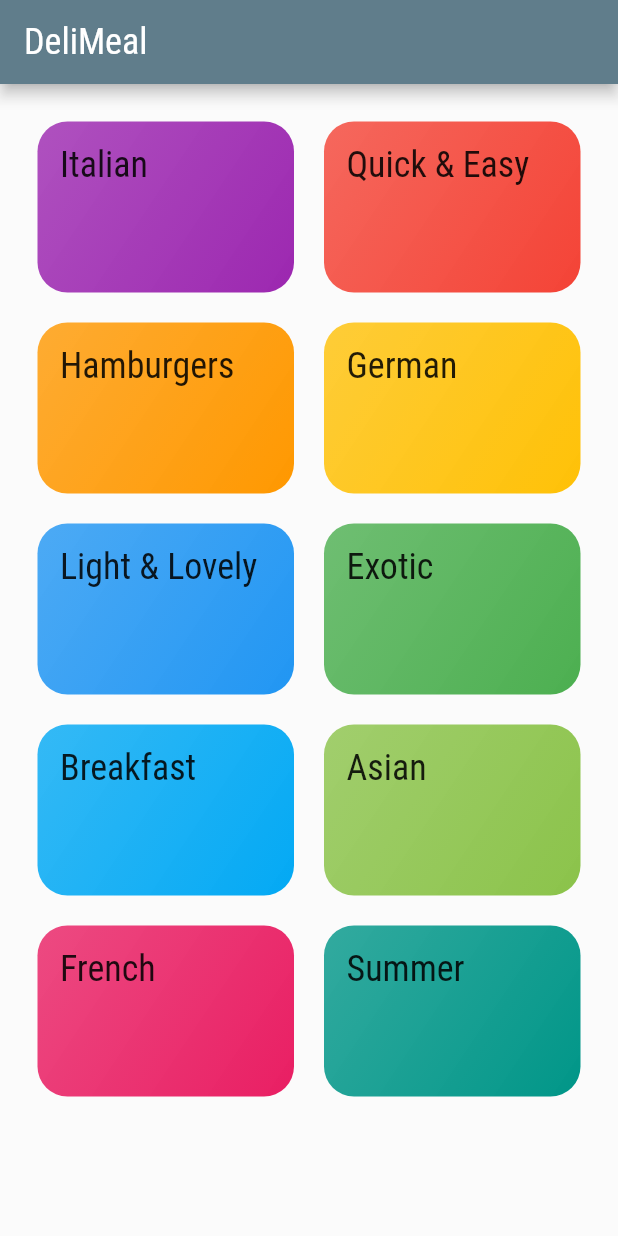
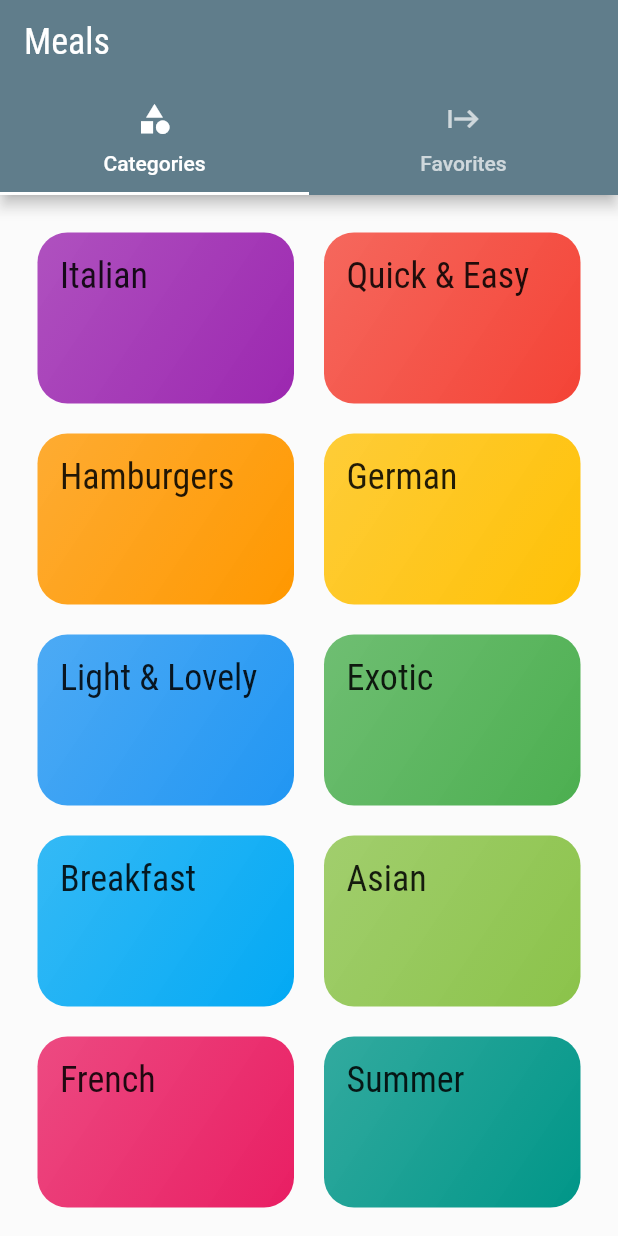
Before and after one commit to ghanayemomar/meals_app, a Flutter app: the screen it shows after launch, on a phone screen of 412 x 824 dp. Run offline on Flutter 3.47's test engine with Material 2 defaults, Android fonts, the phone set to English and light mode, and no system bars; Roboto replaces fonts that are missing (Releway).

Commit message:
174. Adding a TabBar to the Appbar

```diff
--- a/lib/main.dart
+++ b/lib/main.dart
@@ -1,7 +1,8 @@
 import 'package:flutter/material.dart';
 import './screens/meal_detail_screen.dart';
 import 'screens/category_meals_screen.dart';
-import './widgets/categories_screen.dart';
+import 'screens/categories_screen.dart';
+import './screens/tabs_screen.dart';
 
 void main() => runApp(MyApp());
 
@@ -30,7 +31,7 @@ class MyApp extends StatelessWidget {
       // home: CategoriesScreen(),
       initialRoute: '/', //defualt is '/'
       routes: {
-        '/': (ctx) => CategoriesScreen(),
+        '/': (ctx) => TabsScreen(),
         CategoryMealsScreen.routeName: (ctx) => CategoryMealsScreen(),
         MealDetailScreen.routeName: (ctx) => MealDetailScreen()
       },
--- /dev/null
+++ b/lib/screens/categories_screen.dart
@@ -0,0 +1,27 @@
+import 'package:flutter/material.dart';
+import '../data/dummy_data.dart';
+import '../widgets/category_item.dart';
+
+class CategoriesScreen extends StatelessWidget {
+  @override
+  Widget build(BuildContext context) {
+    return GridView(
+      padding: const EdgeInsets.all(25),
+      children: DUMMY_CATEGORIES
+          .map(
+            (catData) => CategoryItem(
+              catData.id,
+              catData.title,
+              catData.color,
+            ),
+          )
+          .toList(),
+      gridDelegate: SliverGridDelegateWithMaxCrossAxisExtent(
+        maxCrossAxisExtent: 200,
+        childAspectRatio: 3 / 2, //1.5
+        crossAxisSpacing: 20,
+        mainAxisSpacing: 20,
+      ),
+    );
+  }
+}
--- /dev/null
+++ b/lib/screens/favorites_screen.dart
@@ -0,0 +1,10 @@
+import 'package:flutter/material.dart';
+
+class FavoritesScreen extends StatelessWidget {
+  @override
+  Widget build(BuildContext context) {
+    return Center(
+      child: Text("Hello"),
+    );
+  }
+}
--- /dev/null
+++ b/lib/screens/tabs_screen.dart
@@ -0,0 +1,41 @@
+import 'package:flutter/material.dart';
+import 'package:my_app/screens/favorites_screen.dart';
+import './categories_screen.dart';
+
+class TabsScreen extends StatefulWidget {
+  @override
+  State<TabsScreen> createState() => TabsScreenState();
+}
+
+class TabsScreenState extends State<TabsScreen> {
+  @override
+  Widget build(BuildContext context) {
+    return DefaultTabController(
+      length: 2,
+      initialIndex: 0, // to make the start with favourites
+      child: Scaffold(
+        appBar: AppBar(
+          title: Text('Meals'),
+          bottom: TabBar(
+            tabs: <Widget>[
+              Tab(
+                icon: Icon(Icons.category),
+                text: 'Categories',
+              ),
+              Tab(
+                icon: Icon(Icons.start),
+                text: 'Favorites',
+              ),
+            ],
+          ),
+        ),
+        body: TabBarView(
+          children: <Widget>[
+            CategoriesScreen(),
+            FavoritesScreen(),
+          ],
+        ),
+      ),
+    );
+  }
+}
--- a/lib/widgets/categories_screen.dart
+++ /dev/null
@@ -1,32 +0,0 @@
-import 'package:flutter/material.dart';
-import '../data/dummy_data.dart';
-import '../screens/category_item.dart';
-
-class CategoriesScreen extends StatelessWidget {
-  @override
-  Widget build(BuildContext context) {
-    return Scaffold(
-      appBar: AppBar(
-        title: const Text('DeliMeal'),
-      ),
-      body: GridView(
-        padding: const EdgeInsets.all(25),
-        children: DUMMY_CATEGORIES
-            .map(
-              (catData) => CategoryItem(
-                catData.id,
-                catData.title,
-                catData.color,
-              ),
-            )
-            .toList(),
-        gridDelegate: SliverGridDelegateWithMaxCrossAxisExtent(
-          maxCrossAxisExtent: 200,
-          childAspectRatio: 3 / 2, //1.5
-          crossAxisSpacing: 20,
-          mainAxisSpacing: 20,
-        ),
-      ),
-    );
-  }
-}
--- a/lib/screens/category_item.dart
+++ b/lib/widgets/category_item.dart
@@ -1,5 +1,5 @@
 import 'package:flutter/material.dart';
-import './category_meals_screen.dart';
+import '../screens/category_meals_screen.dart';
 
 class CategoryItem extends StatelessWidget {
   final String id;
```
